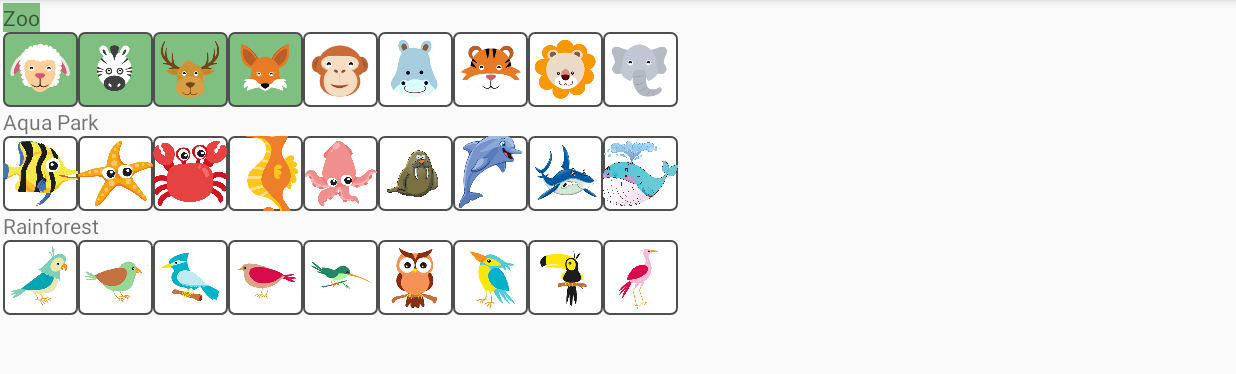
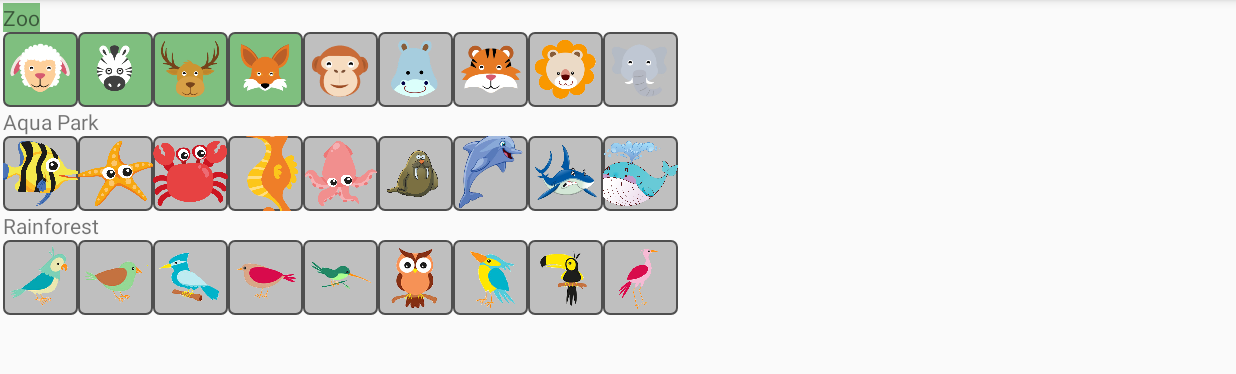
Before and after one commit to esandar/HelloMAD, an Android app: the AS_ProgressActivity screen opened directly, with no data from a screen before it, on a phone screen of 824 x 412 dp (held sideways), the part 72-446 px from its top. Run offline under Robolectric (Android 15) with nearby library versions, the phone set to English and light mode, and no system bars.

Commit message:
UI changes final

```diff
--- a/app/src/main/res/drawable/as_tile_background.xml
+++ b/app/src/main/res/drawable/as_tile_background.xml
@@ -7,7 +7,7 @@
       android:drawable="@drawable/tile_red"
       android:maxLevel="1"/>
    <item
-      android:drawable="@drawable/tile_white"
+      android:drawable="@drawable/tile_gray"
       android:maxLevel="2"/>
    <item
       android:drawable="@drawable/tile_available"
@@ -16,6 +16,6 @@
        android:drawable="@drawable/tile_blue"
        android:maxLevel="4"/>
    <item
-       android:drawable="@drawable/tile_white"
+       android:drawable="@drawable/tile_gray"
        android:maxLevel="5"/>
 </level-list>
--- a/app/src/main/res/drawable/tile_empty.xml
+++ b/app/src/main/res/drawable/tile_empty.xml
@@ -4,6 +4,6 @@
    <stroke
       android:width="@dimen/stroke_width"
       android:color="@color/dark_border_color"/>
-   <solid android:color="@color/white_color"/>
+   <solid android:color="@color/gray_color"/>
    <corners android:radius="@dimen/corner_radius"/>
 </shape>
--- a/app/src/main/res/values/strings.xml
+++ b/app/src/main/res/values/strings.xml
@@ -83,7 +83,8 @@
         not in gray color which means they are still locked. Once unlocked, their color will change. \n\
         4. The progress button on the main menu is to check your current game status. It will show the current available features you have activated (Green color). \n\
         5. When you select a theme on the map, you can see the theme you selected is highlighted on the background (This is a feature). \n\
-        6. When playing a game, you have to select an animal from the left stockboard to fill the main game board. When the board is all filled, the system will automatically
+        6. When playing a game, you have to select an animal from the left stockboard to fill the main game board. If one tile turn green, that means same animals
+        appear in the same row or colume or same small board, which will give you a clue of wrong move. When the board is all filled, the system will automatically
         calculate if you have won. \n\
     </string>
     <string name="zoo_label">Zoo</string>
```
Also changed, not shown: 1 other file.
